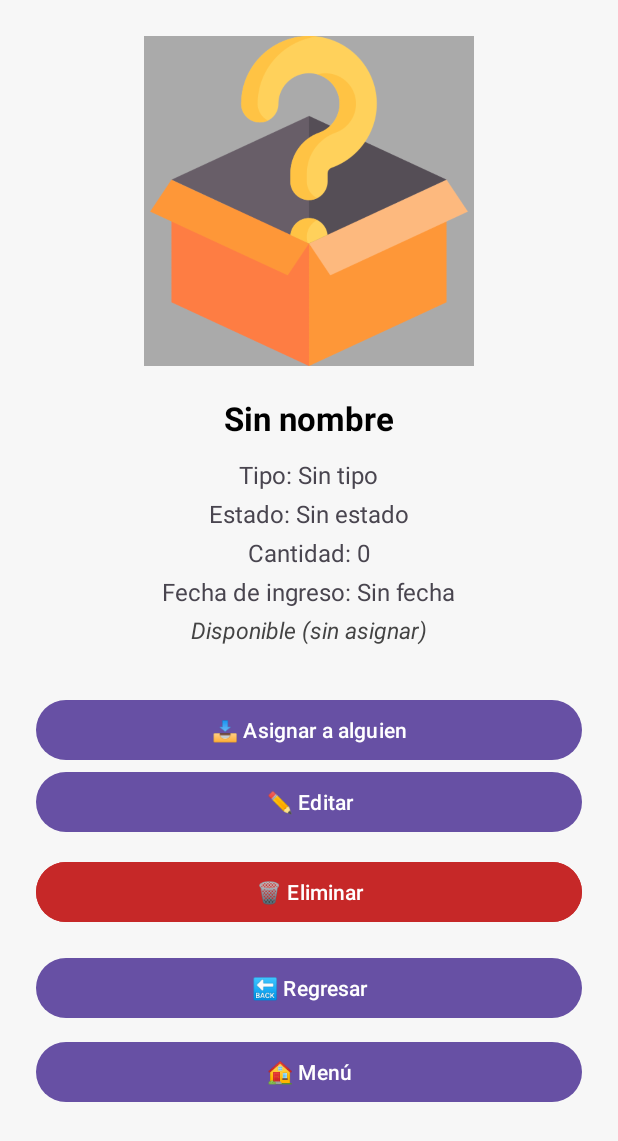
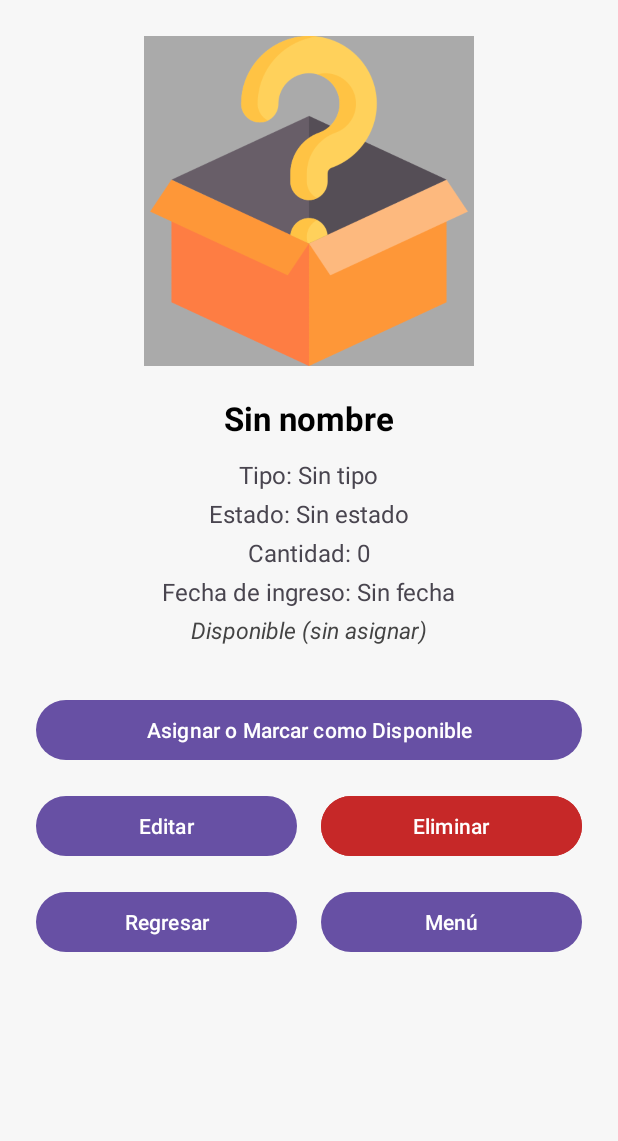
Before and after one commit to zaulem/I-Mail, an Android app: the DetalleArticuloActivity screen opened directly, with no data from a screen before it, on a phone screen of 412 x 824 dp. Shown: the top 1141 px of the screen. Run offline under Robolectric (Android 15) with nearby library versions, the light colour scheme and no system bars.

Commit message:
Modificando el diseño de los botones en la acividad Detalles

```diff
--- a/app/src/main/res/layout/activity_detalle_articulo.xml
+++ b/app/src/main/res/layout/activity_detalle_articulo.xml
@@ -77,43 +77,64 @@
             android:id="@+id/btnAsignar"
             android:layout_width="match_parent"
             android:layout_height="wrap_content"
-            android:text="📥 Asignar a alguien"
+            android:text="Asignar o Marcar como Disponible"
             android:minHeight="48dp"
-            android:layout_marginTop="12dp" />
+            android:layout_marginTop="12dp"
+            android:layout_marginBottom="16dp" />
+
+        <!-- Editar y Eliminar en horizontal -->
+        <LinearLayout
+            android:layout_width="match_parent"
+            android:layout_height="wrap_content"
+            android:orientation="horizontal"
+            android:gravity="center"
+            android:layout_marginBottom="16dp">
 
             <Button
                 android:id="@+id/btnEditar"
-            android:layout_width="match_parent"
+                android:layout_width="0dp"
                 android:layout_height="wrap_content"
-            android:text="✏️ Editar"
+                android:layout_weight="1"
+                android:text="Editar"
                 android:minHeight="48dp"
-            android:layout_marginBottom="12dp" />
+                android:layout_marginEnd="8dp" />
 
             <Button
                 android:id="@+id/btnEliminar"
-            android:layout_width="match_parent"
+                android:layout_width="0dp"
                 android:layout_height="wrap_content"
-            android:text="🗑️ Eliminar"
+                android:layout_weight="1"
+                android:text="Eliminar"
                 android:minHeight="48dp"
                 android:backgroundTint="#C62828"
                 android:textColor="#FFFFFF"
-            android:layout_marginBottom="16dp" />
+                android:layout_marginStart="8dp" />
+        </LinearLayout>
 
-        <!-- Nuevo botón: Regresar -->
+        <!-- Regresar y Menú en horizontal -->
+        <LinearLayout
+            android:layout_width="match_parent"
+            android:layout_height="wrap_content"
+            android:orientation="horizontal"
+            android:gravity="center">
+
             <Button
                 android:id="@+id/btnRegresar"
-            android:layout_width="match_parent"
+                android:layout_width="0dp"
                 android:layout_height="wrap_content"
-            android:text="🔙 Regresar"
+                android:layout_weight="1"
+                android:text="Regresar"
                 android:minHeight="48dp"
-            android:layout_marginBottom="8dp" />
+                android:layout_marginEnd="8dp" />
 
-        <!-- Nuevo botón: Menú -->
             <Button
                 android:id="@+id/btnMenu"
-            android:layout_width="match_parent"
+                android:layout_width="0dp"
                 android:layout_height="wrap_content"
-            android:text="🏠 Menú"
-            android:minHeight="48dp" />
+                android:layout_weight="1"
+                android:text="Menú"
+                android:minHeight="48dp"
+                android:layout_marginStart="8dp" />
+        </LinearLayout>
     </LinearLayout>
 </ScrollView>
```
Also changed, not shown: app/src/main/java/com/example/i_mail/BaseDeDatos.kt (+10 -0 lines), app/src/main/java/com/example/i_mail/DetalleArticuloActivity.kt (+19 -16 lines). Lines whose indentation alone changed are shown as unchanged.
